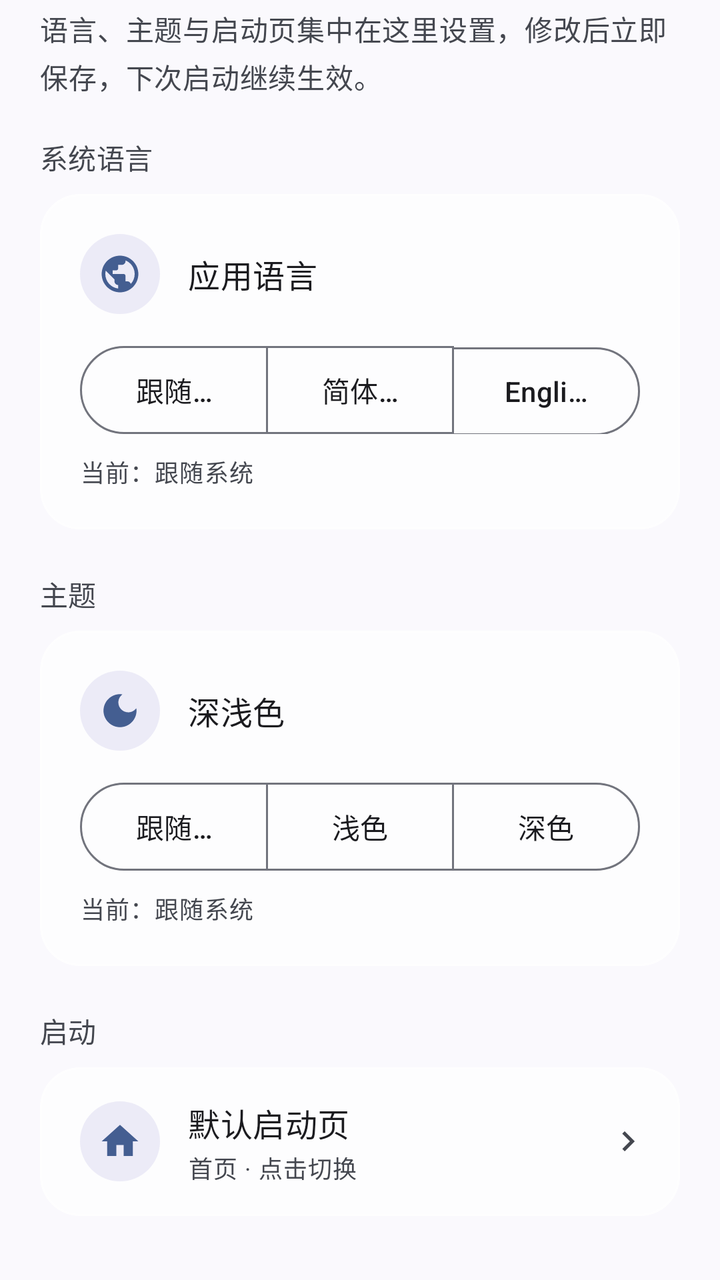
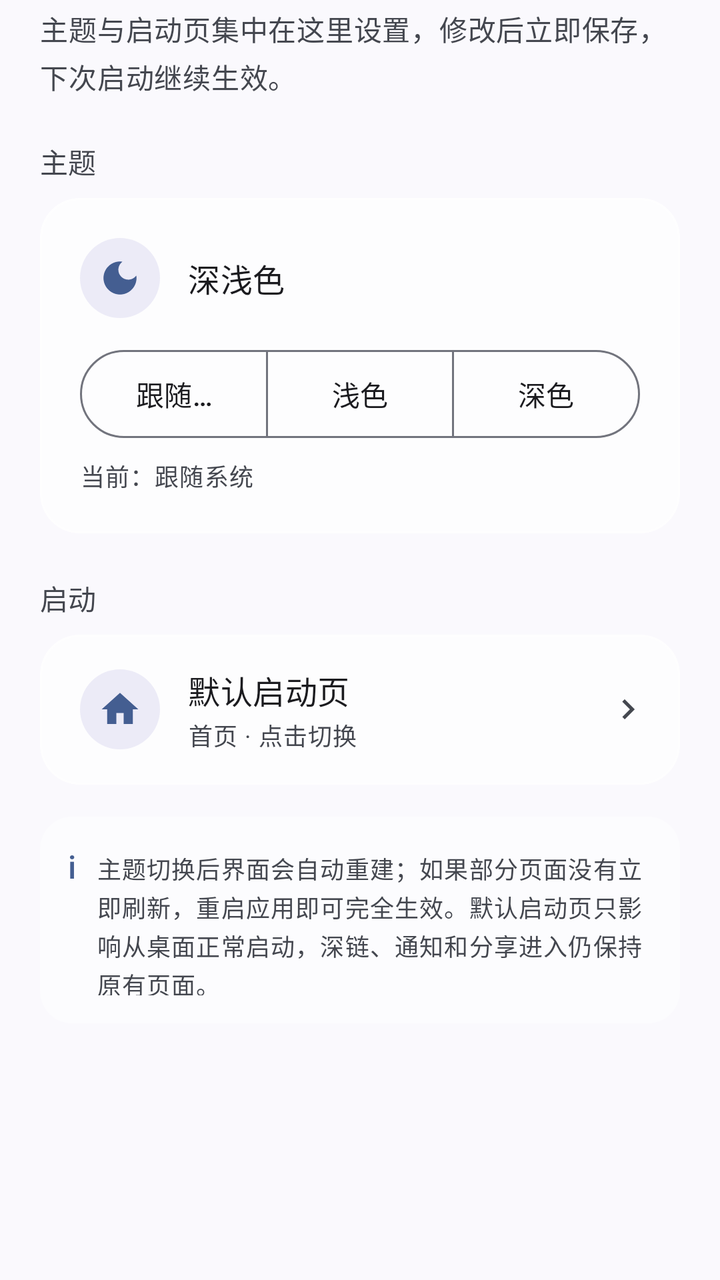

Screens rendered from an Android XML layout before and after an edit, with the pre-edit source and the edit as a unified diff.
<!-- AndroidManifest.xml: application theme Theme.QYMusic -->
<!-- res/layout/fragment_general_settings.xml -->
<?xml version="1.0" encoding="utf-8"?>
<layout xmlns:android="http://schemas.android.com/apk/res/android"
    xmlns:app="http://schemas.android.com/apk/res-auto">

    <LinearLayout
        android:layout_width="match_parent"
        android:layout_height="wrap_content"
        android:orientation="vertical"
        android:paddingStart="20dp"
        android:paddingTop="4dp"
        android:paddingEnd="20dp"
        android:paddingBottom="32dp">

        <TextView
            android:layout_width="match_parent"
            android:layout_height="wrap_content"
            android:lineSpacingExtra="3dp"
            android:text="语言、主题与启动页集中在这里设置，修改后立即保存，下次启动继续生效。"
            android:textAppearance="@style/TextAppearance.Material3.BodyMedium"
            android:textColor="?attr/colorOnSurfaceVariant" />

        
        <TextView
            style="@style/TextAppearance.Material3.LabelLarge"
            android:layout_width="match_parent"
            android:layout_height="wrap_content"
            android:layout_marginTop="20dp"
            android:layout_marginBottom="8dp"
            android:text="系统语言"
            android:textColor="?attr/colorOnSurfaceVariant" />

        <com.google.android.material.card.MaterialCardView
            style="@style/Widget.Material3.CardView.Filled"
            android:layout_width="match_parent"
            android:layout_height="wrap_content"
            app:cardBackgroundColor="@color/glass_card"
            app:cardCornerRadius="20dp"
            app:cardElevation="0dp"
            app:contentPadding="20dp"
            app:strokeColor="@color/glass_stroke"
            app:strokeWidth="1dp">

            <LinearLayout
                android:layout_width="match_parent"
                android:layout_height="wrap_content"
                android:orientation="vertical">

                <LinearLayout
                    android:layout_width="match_parent"
                    android:layout_height="wrap_content"
                    android:gravity="center_vertical"
                    android:orientation="horizontal">

                    <FrameLayout
                        android:layout_width="40dp"
                        android:layout_height="40dp"
                        android:background="@drawable/bg_icon_circle">

                        <ImageView
                            android:layout_width="22dp"
                            android:layout_height="22dp"
                            android:layout_gravity="center"
                            android:contentDescription="系统语言"
                            android:src="@drawable/ic_globe"
                            app:tint="?attr/colorPrimary" />

                    </FrameLayout>

                    <TextView
                        android:layout_width="0dp"
                        android:layout_height="wrap_content"
                        android:layout_marginStart="14dp"
                        android:layout_weight="1"
                        android:text="应用语言"
                        android:textAppearance="@style/TextAppearance.Material3.TitleMedium" />

                </LinearLayout>

                <com.google.android.material.button.MaterialButtonToggleGroup
                    android:id="@+id/toggle_language"
                    android:layout_width="match_parent"
                    android:layout_height="wrap_content"
                    android:layout_marginTop="16dp"
                    app:selectionRequired="true"
                    app:singleSelection="true">

                    <com.google.android.material.button.MaterialButton
                        android:id="@+id/btn_lang_system"
                        style="@style/Widget.Material3.Button.OutlinedButton"
                        android:layout_width="0dp"
                        android:layout_height="44dp"
                        android:layout_weight="1"
                        android:insetTop="0dp"
                        android:insetBottom="0dp"
                        android:text="跟随系统" />

                    <com.google.android.material.button.MaterialButton
                        android:id="@+id/btn_lang_zh"
                        style="@style/Widget.Material3.Button.OutlinedButton"
                        android:layout_width="0dp"
                        android:layout_height="44dp"
                        android:layout_weight="1"
                        android:insetTop="0dp"
                        android:insetBottom="0dp"
                        android:text="简体中文" />

                    <com.google.android.material.button.MaterialButton
                        android:id="@+id/btn_lang_en"
                        style="@style/Widget.Material3.Button.OutlinedButton"
                        android:layout_width="0dp"
                        android:layout_height="44dp"
                        android:layout_weight="1"
                        android:insetTop="0dp"
                        android:insetBottom="0dp"
                        android:text="English" />

                </com.google.android.material.button.MaterialButtonToggleGroup>

                <TextView
                    android:id="@+id/tv_language_hint"
                    android:layout_width="match_parent"
                    android:layout_height="wrap_content"
                    android:layout_marginTop="10dp"
                    android:lineSpacingExtra="2dp"
                    android:text="当前：跟随系统"
                    android:textAppearance="@style/TextAppearance.Material3.BodySmall"
                    android:textColor="?attr/colorOnSurfaceVariant" />

            </LinearLayout>

        </com.google.android.material.card.MaterialCardView>

        
        <TextView
            style="@style/TextAppearance.Material3.LabelLarge"
            android:layout_width="match_parent"
            android:layout_height="wrap_content"
            android:layout_marginTop="22dp"
            android:layout_marginBottom="8dp"
            android:text="主题"
            android:textColor="?attr/colorOnSurfaceVariant" />

        <com.google.android.material.card.MaterialCardView
            style="@style/Widget.Material3.CardView.Filled"
            android:layout_width="match_parent"
            android:layout_height="wrap_content"
            app:cardBackgroundColor="@color/glass_card"
            app:cardCornerRadius="20dp"
            app:cardElevation="0dp"
            app:contentPadding="20dp"
            app:strokeColor="@color/glass_stroke"
            app:strokeWidth="1dp">

            <LinearLayout
                android:layout_width="match_parent"
                android:layout_height="wrap_content"
                android:orientation="vertical">

                <LinearLayout
                    android:layout_width="match_parent"
                    android:layout_height="wrap_content"
                    android:gravity="center_vertical"
                    android:orientation="horizontal">

                    <FrameLayout
                        android:layout_width="40dp"
                        android:layout_height="40dp"
                        android:background="@drawable/bg_icon_circle">

                        <ImageView
                            android:layout_width="22dp"
                            android:layout_height="22dp"
                            android:layout_gravity="center"
                            android:contentDescription="主题"
                            android:src="@drawable/ic_moon"
                            app:tint="?attr/colorPrimary" />

                    </FrameLayout>

                    <TextView
                        android:layout_width="0dp"
                        android:layout_height="wrap_content"
                        android:layout_marginStart="14dp"
                        android:layout_weight="1"
                        android:text="深浅色"
                        android:textAppearance="@style/TextAppearance.Material3.TitleMedium" />

                </LinearLayout>

                <com.google.android.material.button.MaterialButtonToggleGroup
                    android:id="@+id/toggle_theme"
                    android:layout_width="match_parent"
                    android:layout_height="wrap_content"
                    android:layout_marginTop="16dp"
                    app:selectionRequired="true"
                    app:singleSelection="true">

                    <com.google.android.material.button.MaterialButton
                        android:id="@+id/btn_theme_system"
                        style="@style/Widget.Material3.Button.OutlinedButton"
                        android:layout_width="0dp"
                        android:layout_height="44dp"
                        android:layout_weight="1"
                        android:insetTop="0dp"
                        android:insetBottom="0dp"
                        android:text="跟随系统" />

                    <com.google.android.material.button.MaterialButton
                        android:id="@+id/btn_theme_light"
                        style="@style/Widget.Material3.Button.OutlinedButton"
                        android:layout_width="0dp"
                        android:layout_height="44dp"
                        android:layout_weight="1"
                        android:insetTop="0dp"
                        android:insetBottom="0dp"
                        android:text="浅色" />

                    <com.google.android.material.button.MaterialButton
                        android:id="@+id/btn_theme_dark"
                        style="@style/Widget.Material3.Button.OutlinedButton"
                        android:layout_width="0dp"
                        android:layout_height="44dp"
                        android:layout_weight="1"
                        android:insetTop="0dp"
                        android:insetBottom="0dp"
                        android:text="深色" />

                </com.google.android.material.button.MaterialButtonToggleGroup>

                <TextView
                    android:id="@+id/tv_theme_hint"
                    android:layout_width="match_parent"
                    android:layout_height="wrap_content"
                    android:layout_marginTop="10dp"
                    android:lineSpacingExtra="2dp"
                    android:text="当前：跟随系统"
                    android:textAppearance="@style/TextAppearance.Material3.BodySmall"
                    android:textColor="?attr/colorOnSurfaceVariant" />

            </LinearLayout>

        </com.google.android.material.card.MaterialCardView>

        
        <TextView
            style="@style/TextAppearance.Material3.LabelLarge"
            android:layout_width="match_parent"
            android:layout_height="wrap_content"
            android:layout_marginTop="22dp"
            android:layout_marginBottom="8dp"
            android:text="启动"
            android:textColor="?attr/colorOnSurfaceVariant" />

        <com.google.android.material.card.MaterialCardView
            style="@style/Widget.Material3.CardView.Filled"
            android:layout_width="match_parent"
            android:layout_height="wrap_content"
            app:cardBackgroundColor="@color/glass_card"
            app:cardCornerRadius="20dp"
            app:cardElevation="0dp"
            app:contentPadding="0dp"
            app:strokeColor="@color/glass_stroke"
            app:strokeWidth="1dp">

            <LinearLayout
                android:id="@+id/item_start_page"
                android:layout_width="match_parent"
                android:layout_height="wrap_content"
                android:background="?attr/selectableItemBackground"
                android:gravity="center_vertical"
                android:minHeight="72dp"
                android:orientation="horizontal"
                android:paddingStart="20dp"
                android:paddingTop="16dp"
                android:paddingEnd="16dp"
                android:paddingBottom="16dp">

                <FrameLayout
                    android:layout_width="40dp"
                    android:layout_height="40dp"
                    android:background="@drawable/bg_icon_circle">

                    <ImageView
                        android:layout_width="22dp"
                        android:layout_height="22dp"
                        android:layout_gravity="center"
                        android:contentDescription="默认启动页"
                        android:src="@drawable/ic_home_24"
                        app:tint="?attr/colorPrimary" />

                </FrameLayout>

                <LinearLayout
                    android:layout_width="0dp"
                    android:layout_height="wrap_content"
                    android:layout_marginStart="14dp"
                    android:layout_weight="1"
                    android:orientation="vertical">

                    <TextView
                        android:layout_width="match_parent"
                        android:layout_height="wrap_content"
                        android:text="默认启动页"
                        android:textAppearance="@style/TextAppearance.Material3.TitleMedium" />

                    <TextView
                        android:id="@+id/tv_start_page_value"
                        android:layout_width="match_parent"
                        android:layout_height="wrap_content"
                        android:layout_marginTop="2dp"
                        android:text="首页 · 点击切换"
                        android:textAppearance="@style/TextAppearance.Material3.BodySmall"
                        android:textColor="?attr/colorOnSurfaceVariant" />

                </LinearLayout>

                <ImageView
                    android:layout_width="20dp"
                    android:layout_height="20dp"
                    android:contentDescription="进入"
                    android:src="@drawable/baseline_chevron_right_24"
                    app:tint="?attr/colorOnSurfaceVariant" />

            </LinearLayout>

        </com.google.android.material.card.MaterialCardView>

        <LinearLayout
            android:layout_width="match_parent"
            android:layout_height="wrap_content"
            android:layout_marginTop="16dp"
            android:background="@drawable/bg_mini_tile"
            android:orientation="horizontal"
            android:padding="14dp">

            <TextView
                android:layout_width="wrap_content"
                android:layout_height="wrap_content"
                android:text="i"
                android:textAppearance="@style/TextAppearance.Material3.TitleMedium"
                android:textColor="?attr/colorPrimary" />

            <TextView
                android:id="@+id/tv_general_note"
                android:layout_width="0dp"
                android:layout_height="wrap_content"
                android:layout_marginStart="10dp"
                android:layout_weight="1"
                android:lineSpacingExtra="3dp"
                android:text="语言与主题切换后界面会自动重建；如果部分页面没有立即刷新，重启应用即可完全生效。默认启动页只影响从桌面正常启动，深链、通知和分享进入仍保持原有页面。"
                android:textAppearance="@style/TextAppearance.Material3.BodySmall"
                android:textColor="?attr/colorOnSurfaceVariant" />

        </LinearLayout>

    </LinearLayout>

</layout>
<!-- resources referenced by this layout -->
<resources>
  <color name="glass_card">#B8FFFFFF</color>
  <color name="glass_stroke">#80FFFFFF</color>
  <!-- drawable baseline_chevron_right_24 (drawable) -->
  <vector xmlns:android="http://schemas.android.com/apk/res/android"
      android:width="24dp"
      android:height="24dp"
      android:tint="?attr/colorOnBackground"
      android:viewportWidth="24"
      android:viewportHeight="24">
  
      <path
          android:fillColor="@android:color/white"
          android:pathData="M10,6L8.59,7.41 13.17,12l-4.58,4.59L10,18l6,-6z" />
  
  </vector>
  <!-- drawable bg_icon_circle (drawable) -->
  <?xml version="1.0" encoding="utf-8"?>
  <shape xmlns:android="http://schemas.android.com/apk/res/android"
      android:shape="oval">
      <solid android:color="#1A5B4DBB" />
  </shape>
  <!-- drawable bg_mini_tile (drawable) -->
  <?xml version="1.0" encoding="utf-8"?>
  <shape xmlns:android="http://schemas.android.com/apk/res/android"
      android:shape="rectangle">
      <solid android:color="#66FFFFFF" />
      <corners android:radius="16dp" />
  </shape>
  <!-- drawable ic_globe (drawable) -->
  <vector xmlns:android="http://schemas.android.com/apk/res/android"
      android:width="24dp"
      android:height="24dp"
      android:viewportWidth="24"
      android:viewportHeight="24"
      android:tint="?attr/colorPrimary">
      <path
          android:fillColor="@android:color/white"
          android:pathData="M12,2C6.48,2 2,6.48 2,12s4.48,10 10,10 10,-4.48 10,-10S17.52,2 12,2zM11,19.93c-3.95,-0.49 -7,-3.85 -7,-7.93 0,-0.62 0.08,-1.21 0.21,-1.79L9,15v1c0,1.1 0.9,2 2,2v1.93zM17.9,17.39c-0.26,-0.81 -1,-1.39 -1.9,-1.39h-1v-3c0,-0.55 -0.45,-1 -1,-1H8v-2h2c0.55,0 1,-0.45 1,-1V7h2c1.1,0 2,-0.9 2,-2v-0.41c2.93,1.19 5,4.06 5,7.41 0,2.08 -0.8,3.97 -2.1,5.39z" />
  </vector>
  <!-- drawable ic_home_24 (drawable) -->
  <vector xmlns:android="http://schemas.android.com/apk/res/android"
      android:width="24dp"
      android:height="24dp"
      android:viewportWidth="24"
      android:viewportHeight="24">
      <path
          android:fillColor="@android:color/white"
          android:pathData="M10,20v-6h4v6h5v-8h3L12,3 2,12h3v8z" />
  </vector>
  <!-- drawable ic_moon (drawable) -->
  <vector xmlns:android="http://schemas.android.com/apk/res/android"
      android:width="24dp"
      android:height="24dp"
      android:viewportWidth="24"
      android:viewportHeight="24"
      android:tint="?attr/colorPrimary">
      <path
          android:fillColor="@android:color/white"
          android:pathData="M12,3c-4.97,0 -9,4.03 -9,9s4.03,9 9,9 9,-4.03 9,-9c0,-0.46 -0.04,-0.92 -0.1,-1.36 -0.98,1.37 -2.58,2.26 -4.4,2.26 -2.98,0 -5.4,-2.42 -5.4,-5.4 0,-1.81 0.89,-3.42 2.26,-4.4C12.92,3.04 12.46,3 12,3z" />
  </vector>
  <style name="Theme.QYMusic" parent="Theme.Material3.DynamicColors.DayNight.NoActionBar">
          
          <item name="android:statusBarColor">@android:color/transparent</item>
          <item name="android:navigationBarColor">@android:color/transparent</item>
          <item name="android:windowTranslucentStatus">false</item>
          <item name="android:windowLightStatusBar">true</item>
          <item name="android:windowLightNavigationBar" tools:targetApi="27">true</item>
          <item name="android:enforceNavigationBarContrast" tools:targetApi="29">false</item>
          
      </style>
</resources>

<!-- the commit's change to res/layout/fragment_general_settings.xml (unified diff, before → after) -->
@@ -15,120 +15,9 @@
             android:layout_width="match_parent"
             android:layout_height="wrap_content"
             android:lineSpacingExtra="3dp"
-            android:text="语言、主题与启动页集中在这里设置，修改后立即保存，下次启动继续生效。"
+            android:text="主题与启动页集中在这里设置，修改后立即保存，下次启动继续生效。"
             android:textAppearance="@style/TextAppearance.Material3.BodyMedium"
             android:textColor="?attr/colorOnSurfaceVariant" />
-
-        
-        <TextView
-            style="@style/TextAppearance.Material3.LabelLarge"
-            android:layout_width="match_parent"
-            android:layout_height="wrap_content"
-            android:layout_marginTop="20dp"
-            android:layout_marginBottom="8dp"
-            android:text="系统语言"
-            android:textColor="?attr/colorOnSurfaceVariant" />
-
-        <com.google.android.material.card.MaterialCardView
-            style="@style/Widget.Material3.CardView.Filled"
-            android:layout_width="match_parent"
-            android:layout_height="wrap_content"
-            app:cardBackgroundColor="@color/glass_card"
-            app:cardCornerRadius="20dp"
-            app:cardElevation="0dp"
-            app:contentPadding="20dp"
-            app:strokeColor="@color/glass_stroke"
-            app:strokeWidth="1dp">
-
-            <LinearLayout
-                android:layout_width="match_parent"
-                android:layout_height="wrap_content"
-                android:orientation="vertical">
-
-                <LinearLayout
-                    android:layout_width="match_parent"
-                    android:layout_height="wrap_content"
-                    android:gravity="center_vertical"
-                    android:orientation="horizontal">
-
-                    <FrameLayout
-                        android:layout_width="40dp"
-                        android:layout_height="40dp"
-                        android:background="@drawable/bg_icon_circle">
-
-                        <ImageView
-                            android:layout_width="22dp"
-                            android:layout_height="22dp"
-                            android:layout_gravity="center"
-                            android:contentDescription="系统语言"
-                            android:src="@drawable/ic_globe"
-                            app:tint="?attr/colorPrimary" />
-
-                    </FrameLayout>
-
-                    <TextView
-                        android:layout_width="0dp"
-                        android:layout_height="wrap_content"
-                        android:layout_marginStart="14dp"
-                        android:layout_weight="1"
-                        android:text="应用语言"
-                        android:textAppearance="@style/TextAppearance.Material3.TitleMedium" />
-
-                </LinearLayout>
-
-                <com.google.android.material.button.MaterialButtonToggleGroup
-                    android:id="@+id/toggle_language"
-                    android:layout_width="match_parent"
-                    android:layout_height="wrap_content"
-                    android:layout_marginTop="16dp"
-                    app:selectionRequired="true"
-                    app:singleSelection="true">
-
-                    <com.google.android.material.button.MaterialButton
-                        android:id="@+id/btn_lang_system"
-                        style="@style/Widget.Material3.Button.OutlinedButton"
-                        android:layout_width="0dp"
-                        android:layout_height="44dp"
-                        android:layout_weight="1"
-                        android:insetTop="0dp"
-                        android:insetBottom="0dp"
-                        android:text="跟随系统" />
-
-                    <com.google.android.material.button.MaterialButton
-                        android:id="@+id/btn_lang_zh"
-                        style="@style/Widget.Material3.Button.OutlinedButton"
-                        android:layout_width="0dp"
-                        android:layout_height="44dp"
-                        android:layout_weight="1"
-                        android:insetTop="0dp"
-                        android:insetBottom="0dp"
-                        android:text="简体中文" />
-
-                    <com.google.android.material.button.MaterialButton
-                        android:id="@+id/btn_lang_en"
-                        style="@style/Widget.Material3.Button.OutlinedButton"
-                        android:layout_width="0dp"
-                        android:layout_height="44dp"
-                        android:layout_weight="1"
-                        android:insetTop="0dp"
-                        android:insetBottom="0dp"
-                        android:text="English" />
-
-                </com.google.android.material.button.MaterialButtonToggleGroup>
-
-                <TextView
-                    android:id="@+id/tv_language_hint"
-                    android:layout_width="match_parent"
-                    android:layout_height="wrap_content"
-                    android:layout_marginTop="10dp"
-                    android:lineSpacingExtra="2dp"
-                    android:text="当前：跟随系统"
-                    android:textAppearance="@style/TextAppearance.Material3.BodySmall"
-                    android:textColor="?attr/colorOnSurfaceVariant" />
-
-            </LinearLayout>
-
-        </com.google.android.material.card.MaterialCardView>
 
         
         <TextView
@@ -347,7 +236,7 @@
                 android:layout_marginStart="10dp"
                 android:layout_weight="1"
                 android:lineSpacingExtra="3dp"
-                android:text="语言与主题切换后界面会自动重建；如果部分页面没有立即刷新，重启应用即可完全生效。默认启动页只影响从桌面正常启动，深链、通知和分享进入仍保持原有页面。"
+                android:text="主题切换后界面会自动重建；如果部分页面没有立即刷新，重启应用即可完全生效。默认启动页只影响从桌面正常启动，深链、通知和分享进入仍保持原有页面。"
                 android:textAppearance="@style/TextAppearance.Material3.BodySmall"
                 android:textColor="?attr/colorOnSurfaceVariant" />
 
<!-- resource entries referenced after the edit -->
@@ -28,17 +28,6 @@
       <solid android:color="#66FFFFFF" />
       <corners android:radius="16dp" />
   </shape>
-  <!-- drawable ic_globe (drawable) -->
-  <vector xmlns:android="http://schemas.android.com/apk/res/android"
-      android:width="24dp"
-      android:height="24dp"
-      android:viewportWidth="24"
-      android:viewportHeight="24"
-      android:tint="?attr/colorPrimary">
-      <path
-          android:fillColor="@android:color/white"
-          android:pathData="M12,2C6.48,2 2,6.48 2,12s4.48,10 10,10 10,-4.48 10,-10S17.52,2 12,2zM11,19.93c-3.95,-0.49 -7,-3.85 -7,-7.93 0,-0.62 0.08,-1.21 0.21,-1.79L9,15v1c0,1.1 0.9,2 2,2v1.93zM17.9,17.39c-0.26,-0.81 -1,-1.39 -1.9,-1.39h-1v-3c0,-0.55 -0.45,-1 -1,-1H8v-2h2c0.55,0 1,-0.45 1,-1V7h2c1.1,0 2,-0.9 2,-2v-0.41c2.93,1.19 5,4.06 5,7.41 0,2.08 -0.8,3.97 -2.1,5.39z" />
-  </vector>
   <!-- drawable ic_home_24 (drawable) -->
   <vector xmlns:android="http://schemas.android.com/apk/res/android"
       android:width="24dp"
